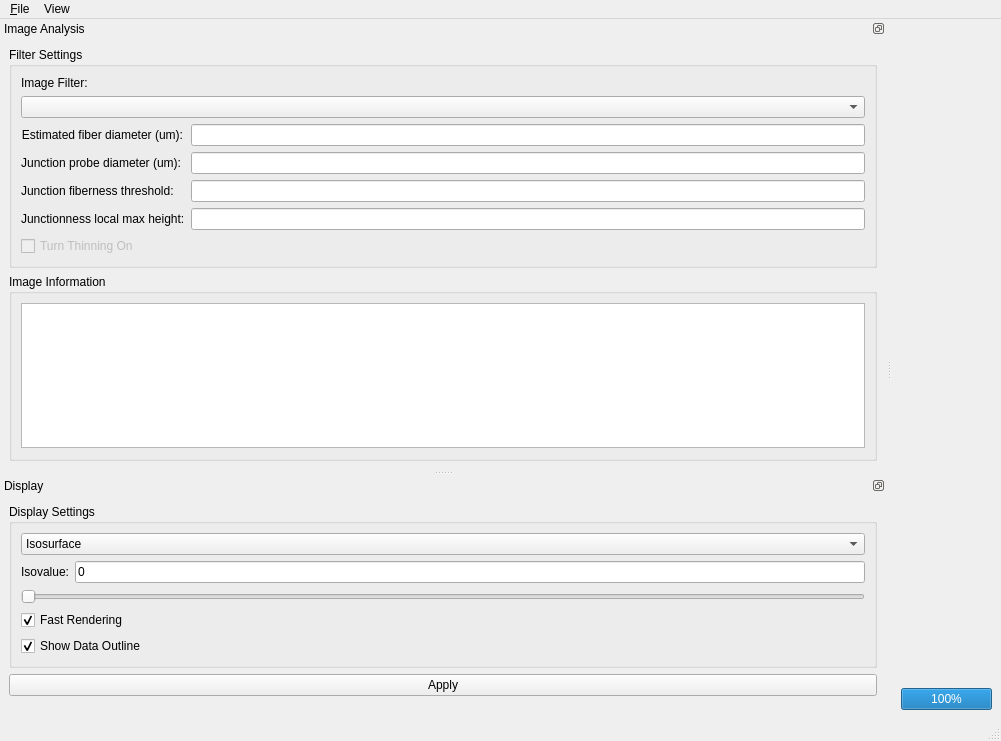
CISMM/NetworkExtractor, file qtGui/FibrinAppQt.ui: the form before one commit.
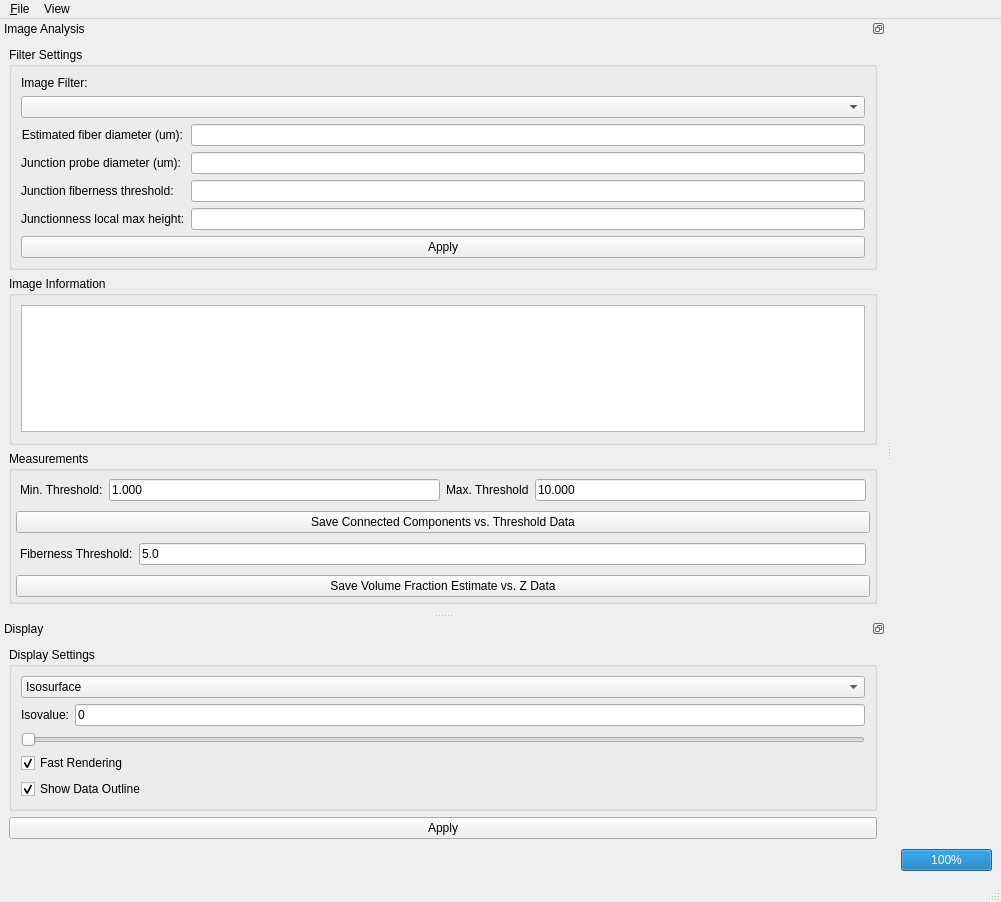
The form after the commit. Custom widgets are drawn as their Qt base class.

The edit to the form file:
```diff
--- a/qtGui/FibrinAppQt.ui
+++ b/qtGui/FibrinAppQt.ui
@@ -7,7 +7,7 @@
     <x>0</x>
     <y>0</y>
     <width>1001</width>
-    <height>741</height>
+    <height>899</height>
    </rect>
   </property>
   <property name="sizePolicy">
@@ -104,8 +104,8 @@
    </property>
    <property name="minimumSize">
     <size>
-     <width>258</width>
-     <height>345</height>
+     <width>308</width>
+     <height>594</height>
     </size>
    </property>
    <property name="maximumSize">
@@ -244,12 +244,9 @@
          </widget>
         </item>
         <item>
-         <widget class="QCheckBox" name="thinningCheckBox">
-          <property name="enabled">
-           <bool>false</bool>
-          </property>
+         <widget class="QPushButton" name="applySettingsButton">
           <property name="text">
-           <string>Turn Thinning On</string>
+           <string>Apply</string>
           </property>
          </widget>
         </item>
@@ -279,6 +276,12 @@
         </property>
         <item>
          <widget class="QTableView" name="imageDataView">
+          <property name="minimumSize">
+           <size>
+            <width>0</width>
+            <height>120</height>
+           </size>
+          </property>
           <property name="maximumSize">
            <size>
             <width>16777215</width>
@@ -314,6 +317,92 @@
        </layout>
       </widget>
      </item>
+     <item>
+      <widget class="QGroupBox" name="groupBox">
+       <property name="title">
+        <string>Measurements</string>
+       </property>
+       <layout class="QVBoxLayout" name="verticalLayout">
+        <property name="margin">
+         <number>4</number>
+        </property>
+        <item>
+         <widget class="QWidget" name="widget" native="true">
+          <layout class="QHBoxLayout" name="horizontalLayout_3">
+           <property name="margin">
+            <number>4</number>
+           </property>
+           <item>
+            <widget class="QLabel" name="minThresholdLabel">
+             <property name="text">
+              <string>Min. Threshold:</string>
+             </property>
+            </widget>
+           </item>
+           <item>
+            <widget class="QLineEdit" name="minThresholdEdit">
+             <property name="text">
+              <string>1.000</string>
+             </property>
+            </widget>
+           </item>
+           <item>
+            <widget class="QLabel" name="maxThresholdLabel">
+             <property name="text">
+              <string>Max. Threshold</string>
+             </property>
+            </widget>
+           </item>
+           <item>
+            <widget class="QLineEdit" name="maxThresholdEdit">
+             <property name="text">
+              <string>10.000</string>
+             </property>
+            </widget>
+           </item>
+          </layout>
+         </widget>
+        </item>
+        <item>
+         <widget class="QPushButton" name="saveConnectedComponentsData">
+          <property name="text">
+           <string>Save Connected Components vs. Threshold Data</string>
+          </property>
+         </widget>
+        </item>
+        <item>
+         <widget class="QWidget" name="widget_2" native="true">
+          <layout class="QHBoxLayout" name="horizontalLayout_4">
+           <property name="margin">
+            <number>4</number>
+           </property>
+           <item>
+            <widget class="QLabel" name="fibernessThresholdLabel">
+             <property name="text">
+              <string>Fiberness Threshold:</string>
+             </property>
+            </widget>
+           </item>
+           <item>
+            <widget class="QLineEdit" name="fibernessThresholdEdit">
+             <property name="text">
+              <string>5.0</string>
+             </property>
+            </widget>
+           </item>
+          </layout>
+         </widget>
+        </item>
+        <item>
+         <widget class="QPushButton" name="saveVolumeFractionEstimateData">
+          <property name="text">
+           <string>Save Volume Fraction Estimate vs. Z Data</string>
+          </property>
+         </widget>
+        </item>
+       </layout>
+      </widget>
+     </item>
     </layout>
    </widget>
   </widget>
@@ -326,8 +415,8 @@
    </property>
    <property name="minimumSize">
     <size>
-     <width>258</width>
-     <height>232</height>
+     <width>277</width>
+     <height>261</height>
     </size>
    </property>
    <property name="maximumSize">
```
Left out of the diff: 28 changed lines with no effect on the pictures.
